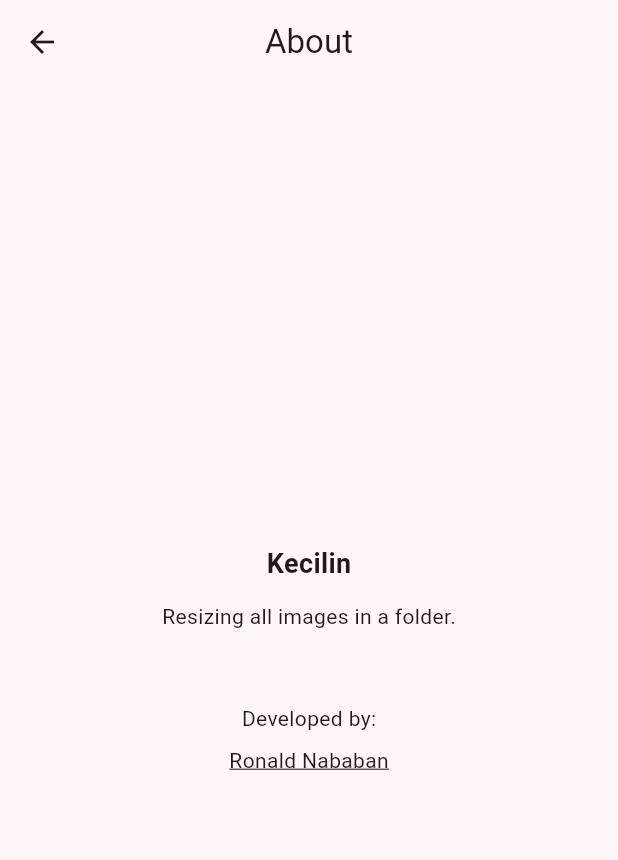
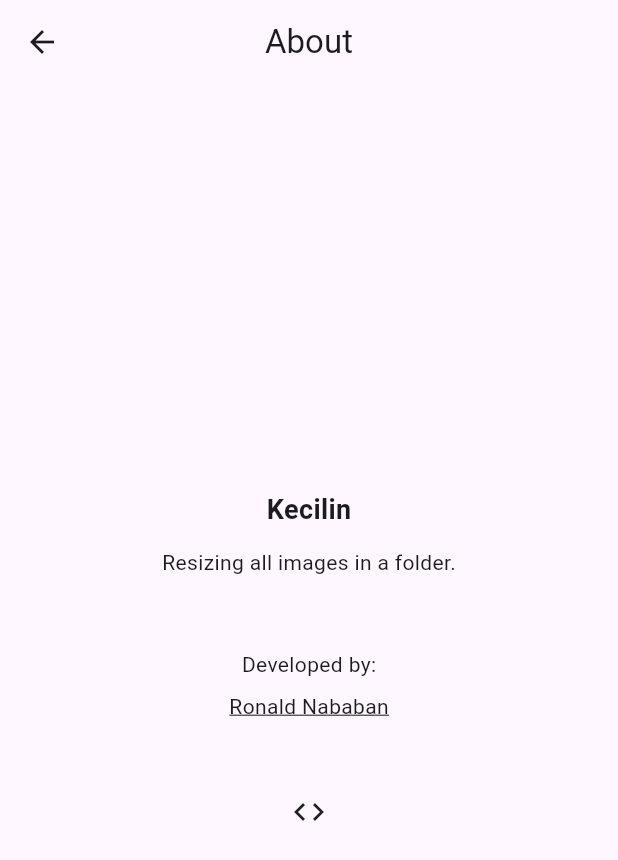
Before and after one commit to ronsen/kecilin, a Flutter app: the About screen opened directly, on a phone screen of 412 x 824 dp. Shown: the top 860 px of the screen. Run offline on Flutter 3.47's test engine with Material 3 defaults, Android fonts, the phone set to English and light mode, and no system bars; our stand-ins replace file_picker, permission_handler.

Commit message:
add: light and dark mode

```diff
--- a/lib/about.dart
+++ b/lib/about.dart
@@ -32,6 +32,13 @@ class About extends StatelessWidget {
                 ),
               ),
             ),
+            const SizedBox(height: 48),
+            Link(
+              target: LinkTarget.defaultTarget,
+              uri: Uri.parse('https://github.com/ronsen/kecilin'),
+              builder: (context, followLink) =>
+                  GestureDetector(onTap: followLink, child: Icon(Icons.code)),
+            ),
           ],
         ),
       ),
--- a/lib/home.dart
+++ b/lib/home.dart
@@ -121,7 +121,7 @@ class _HomeState extends State<Home> {
                 context,
               ).push(MaterialPageRoute(builder: (context) => About()));
             },
-            icon: const Icon(Icons.question_mark_rounded),
+            icon: const Icon(Icons.question_mark),
           ),
         ],
       ),
--- a/lib/main.dart
+++ b/lib/main.dart
@@ -14,7 +14,8 @@ class App extends StatelessWidget {
     return MaterialApp(
       debugShowCheckedModeBanner: false,
       title: Constants.appName,
-      theme: ThemeData(colorScheme: .fromSeed(seedColor: Colors.deepOrange)),
+      theme: ThemeData(brightness: .light),
+      darkTheme: ThemeData(brightness: .dark),
       home: const Home(title: Constants.appName),
     );
   }
```
